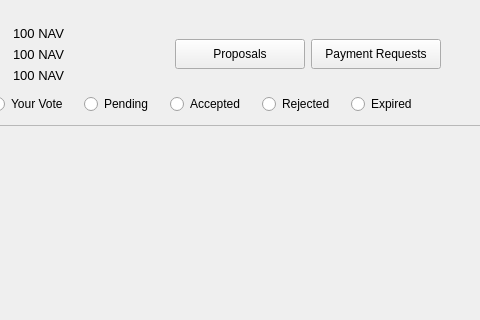
The window that src/qt/communityfundpage.ui (navcoin/navcoin-core) describes before a commit, drawn with Qt 5; both pictures show x 95 to 575 and y 0 to 320 of the 906 by 690 pixel window.
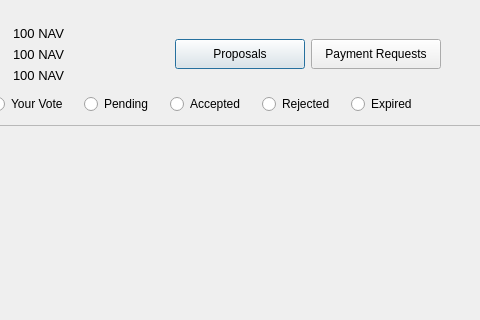
The same window after the commit.

```diff
--- a/src/qt/communityfundpage.ui
+++ b/src/qt/communityfundpage.ui
@@ -233,7 +233,7 @@
             <bool>false</bool>
            </property>
            <property name="default">
-            <bool>false</bool>
+            <bool>true</bool>
            </property>
            <property name="flat">
             <bool>false</bool>
```
